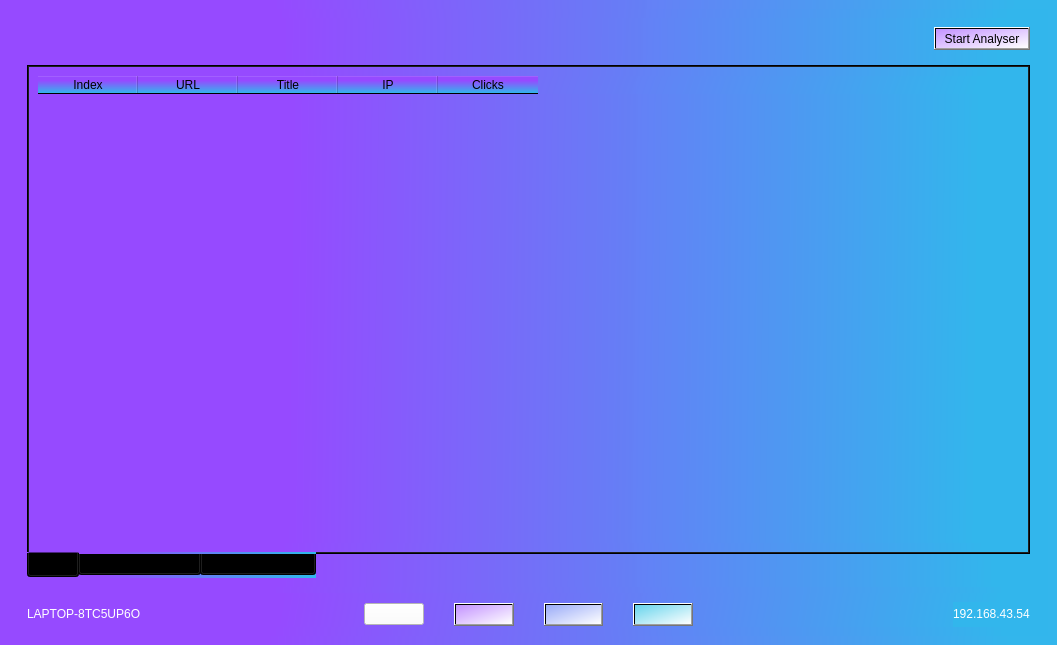
The window that src/designs/mainWindow.ui (MoonPengu/WebScrapper) describes before a commit, drawn with Qt 5.
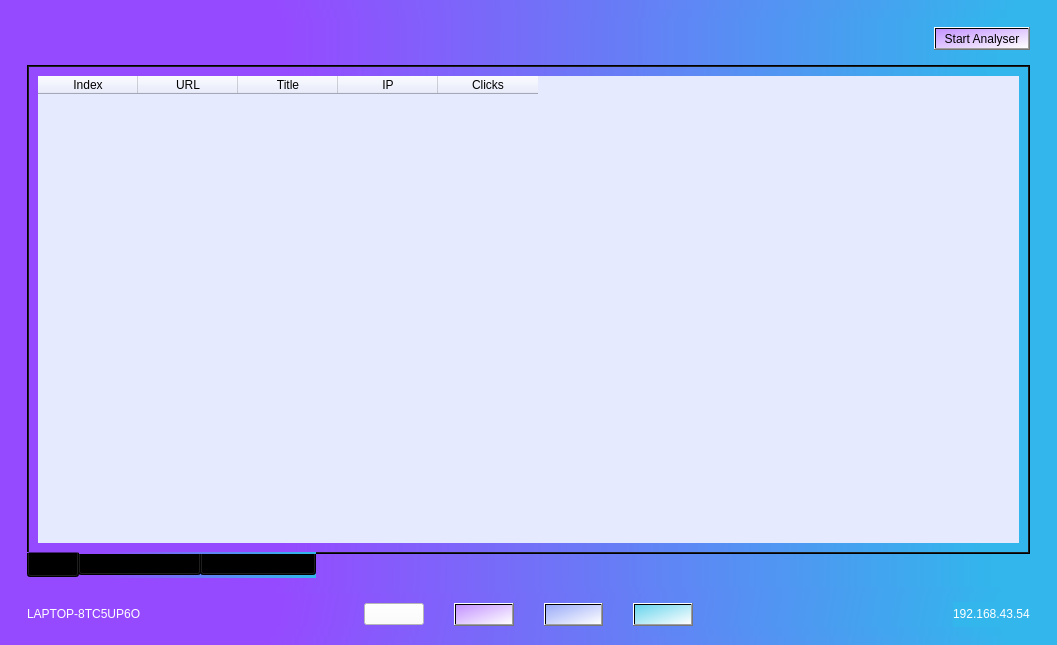
The same window after the commit. Icons and pictures are not drawn.

The edit to the form file:
```diff
--- a/src/designs/mainWindow.ui
+++ b/src/designs/mainWindow.ui
@@ -607,9 +607,18 @@
               <layout class="QVBoxLayout" name="verticalLayout_16">
                <item>
                 <widget class="QTableWidget" name="logsTW">
+                 <property name="styleSheet">
+                  <string notr="true">background-color: rgb(230, 234, 255);</string>
+                 </property>
                  <property name="frameShape">
                   <enum>QFrame::NoFrame</enum>
                  </property>
+                 <attribute name="horizontalHeaderVisible">
+                  <bool>true</bool>
+                 </attribute>
+                 <attribute name="verticalHeaderVisible">
+                  <bool>false</bool>
+                 </attribute>
                  <column>
                   <property name="text">
                    <string>Index</string>
```
